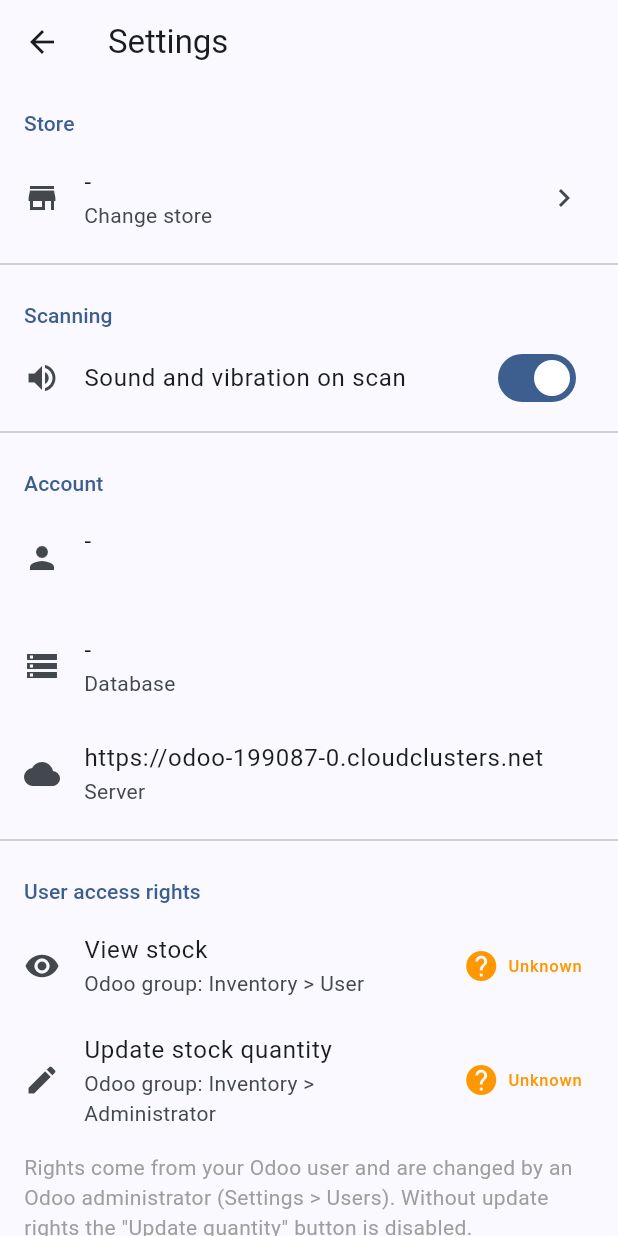
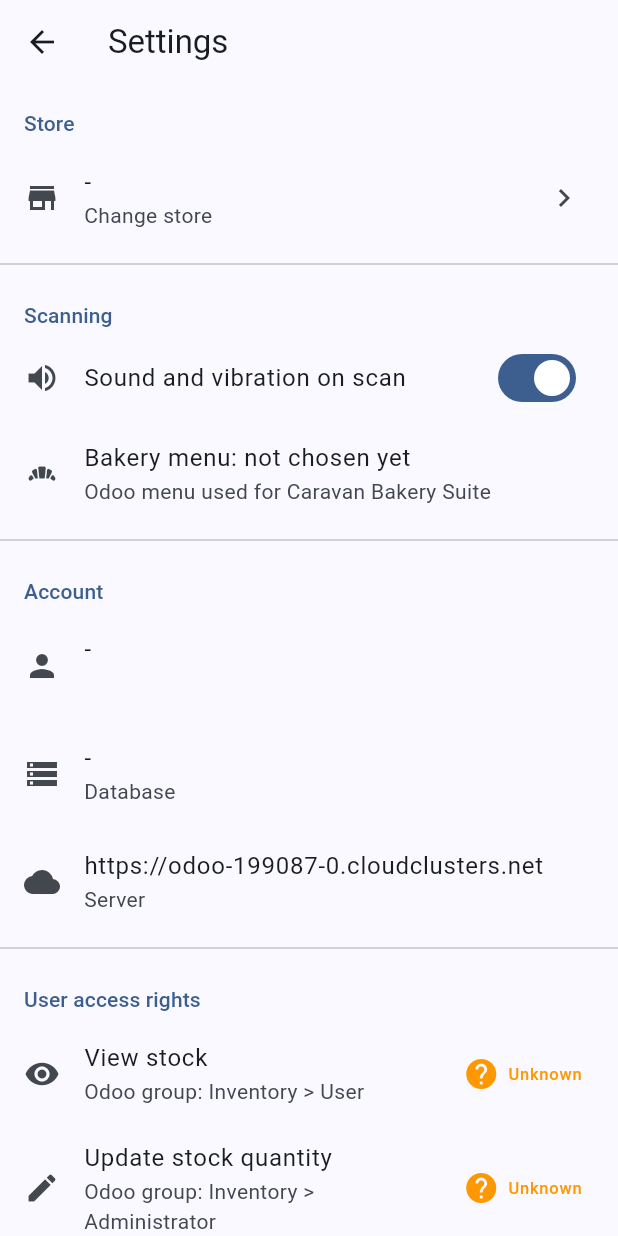
Before and after one commit to haseebhaz/stock, a Flutter app: the SettingsScreen screen opened directly with empty values, on a phone screen of 412 x 824 dp. Run offline on Flutter 3.47's test engine with Material 3 defaults, Android fonts, the phone set to English and light mode, and no system bars; our stand-ins replace flutter_secure_storage, shared_preferences; missing offline and left inert: mobile_scanner; accounts and stored records are empty; network calls fail.

Commit message:
Add files via upload

```diff
--- a/lib/app_state.dart
+++ b/lib/app_state.dart
@@ -17,6 +17,8 @@ class AppState extends ChangeNotifier {
   String? savedDb, savedLogin;
   AccessRights rights = const AccessRights();
   bool soundEnabled = true;
+  int? bakeryRootId;
+  String? bakeryRootName;
   CountSession? count;
   final List<String> history = [];
 
@@ -29,6 +31,8 @@ class AppState extends ChangeNotifier {
     savedLogin = p.getString('login');
     lastWarehouseId = p.getInt('warehouse');
     soundEnabled = p.getBool('sound') ?? true;
+    bakeryRootId = p.getInt('bakery_id');
+    bakeryRootName = p.getString('bakery_name');
     count = CountSession.decode(p.getString('count'));
     final key = await _secure.read(key: 'key');
     if (savedDb != null && savedLogin != null && key != null) {
@@ -87,6 +91,21 @@ class AppState extends ChangeNotifier {
     notifyListeners();
   }
 
+  /// Remembers which Odoo top-level menu is the bakery module (null = forget).
+  Future<void> setBakeryRoot(int? id, String? name) async {
+    bakeryRootId = id;
+    bakeryRootName = name;
+    final p = await SharedPreferences.getInstance();
+    if (id == null) {
+      await p.remove('bakery_id');
+      await p.remove('bakery_name');
+    } else {
+      await p.setInt('bakery_id', id);
+      await p.setString('bakery_name', name ?? '');
+    }
+    notifyListeners();
+  }
+
   Future<void> setSound(bool v) async {
     soundEnabled = v;
     final p = await SharedPreferences.getInstance();
--- a/lib/config.dart
+++ b/lib/config.dart
@@ -11,7 +11,7 @@ const List<String> kAdjustReasons = [
 ];
 
 /// Shown in Menu > About. Keep in sync with `version:` in pubspec.yaml.
-const String kAppVersion = '1.3.0';
+const String kAppVersion = '1.3.1';
 const String kDeveloper = 'Haseeb Kakkodi';
 
 /// Words used to find the bakery module's top-level menu in Odoo.
--- a/lib/screens/settings_screen.dart
+++ b/lib/screens/settings_screen.dart
@@ -33,6 +33,17 @@ class SettingsScreen extends StatelessWidget {
             title: const Text('Sound and vibration on scan'),
             value: state.soundEnabled,
             onChanged: state.setSound,
+          ),
+        ),
+        ListenableBuilder(
+          listenable: state,
+          builder: (_, __) => ListTile(
+            leading: const Icon(Icons.bakery_dining),
+            title: Text(state.bakeryRootName ?? 'Bakery menu: not chosen yet'),
+            subtitle: const Text('Odoo menu used for Caravan Bakery Suite'),
+            trailing: state.bakeryRootId == null
+                ? null
+                : TextButton(onPressed: () => state.setBakeryRoot(null, null), child: const Text('Reset')),
           ),
         ),
         const Divider(),
--- a/pubspec.yaml
+++ b/pubspec.yaml
@@ -16,7 +16,7 @@ publish_to: 'none' # Remove this line if you wish to publish to pub.dev
 # https://developer.apple.com/library/archive/documentation/General/Reference/InfoPlistKeyReference/Articles/CoreFoundationKeys.html
 # In Windows, build-name is used as the major, minor, and patch parts
 # of the product and file versions while build-number is used as the build suffix.
-version: 1.3.0+4
+version: 1.3.1+5
 
 environment:
   sdk: ^3.14.0
```
Also changed, not shown: lib/odoo/generic.dart (+8 -4 lines), lib/screens/app_drawer.dart (+38 -13 lines), lib/screens/count_screen.dart (+83 -23 lines).
